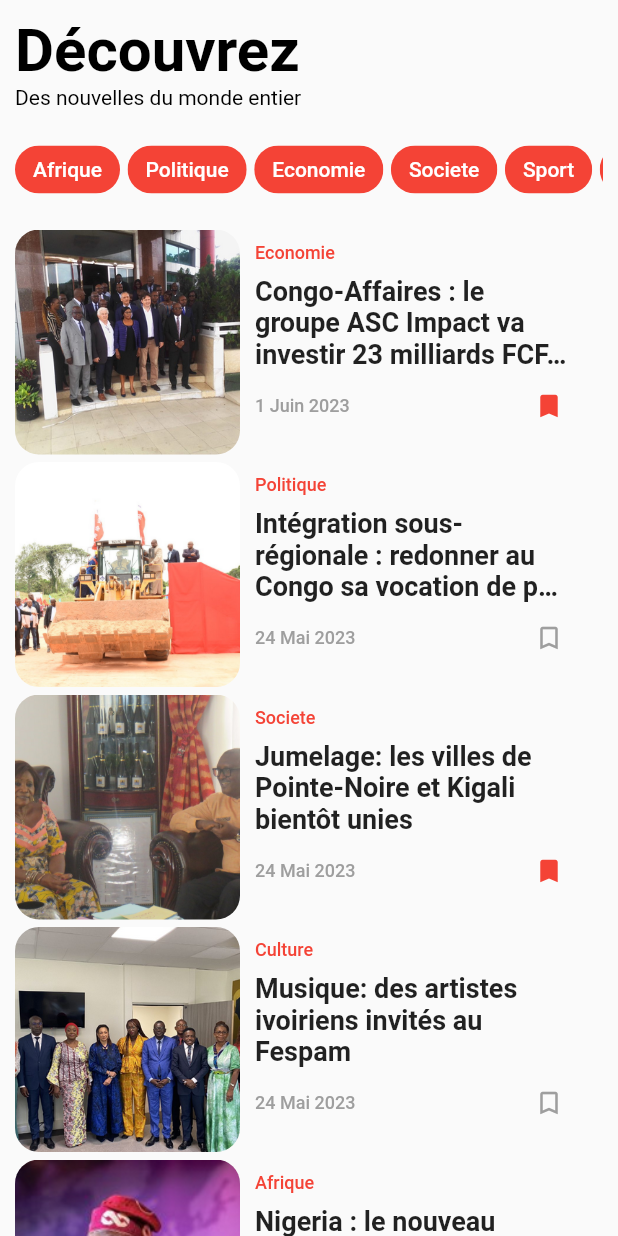
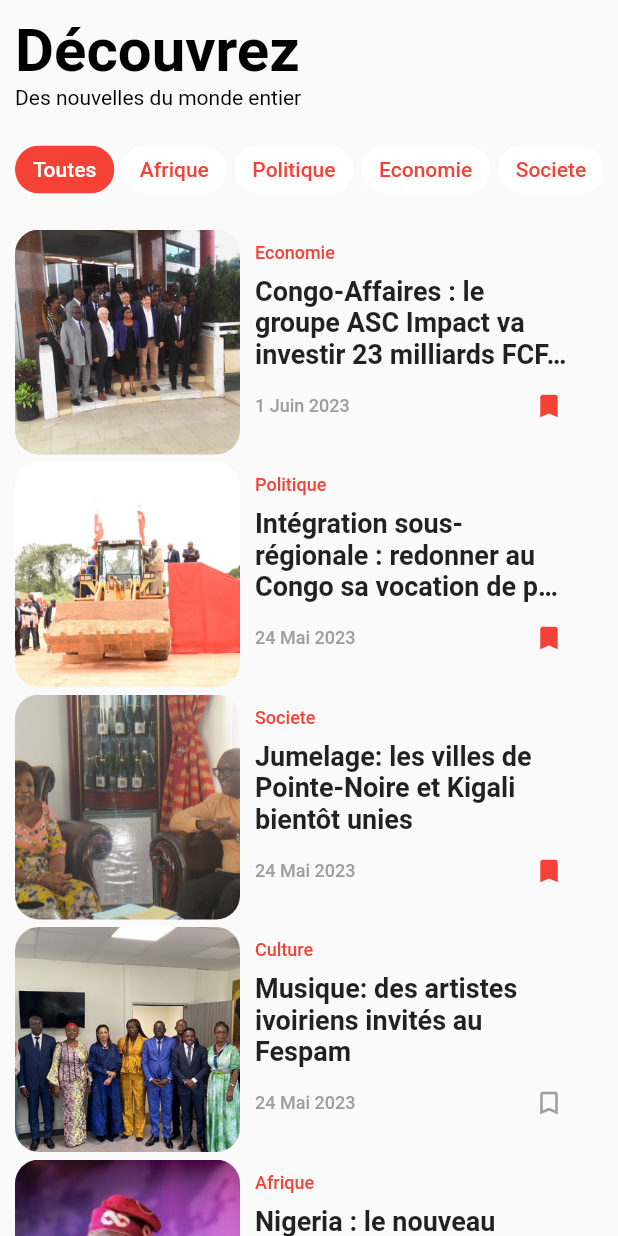
Before and after one commit to DrEPL/le_grand_magazine, a Flutter app: the DiscoverPage widget shown alone on an empty page, opened directly, on a phone screen of 412 x 824 dp. Run offline on Flutter 3.47's test engine with Material 2 defaults, Android fonts, the phone set to English and light mode, and no system bars; our stand-ins replace carousel_slider, smooth_page_indicator; missing offline and left inert: searchbar_animation.

Commit message:
add saved_article_page, breakingNews

```diff
--- a/lib/backend/services/article_services.dart
+++ b/lib/backend/services/article_services.dart
@@ -38,7 +38,7 @@ class ArticleServices {
       category: Category.Politique,
       source: 'Adiac',
       publicationDate: DateTime(2023, 5, 24, 15, 11),
-      isSaved: false,
+      isSaved: true,
     ),
     Article(
       image: 'assets/images/article_3.png',
--- a/lib/frontend/enums/category.dart
+++ b/lib/frontend/enums/category.dart
@@ -1,10 +1,12 @@
-enum Category { Afrique, Politique, Economie, Societe, Sport, Culture, Agenda, Science }
+enum Category { Toutes, Afrique, Politique, Economie, Societe, Sport, Culture, Agenda, Science }
 
 extension CategoryExtension on Category {
   String displayName(){
     String category =  toString().split(".").last;
 
     switch(category)  {
+      case "Toutes":
+        return "Toutes";
       case "Afrique":
         return "Afrique";
       case "Politique":
--- a/lib/frontend/pages/article_detail_page.dart
+++ b/lib/frontend/pages/article_detail_page.dart
@@ -69,7 +69,7 @@ class ArticleDetailPage extends StatelessWidget {
                   child: Column(
                     crossAxisAlignment: CrossAxisAlignment.start,
                     children: [
-                      CategoryChip(label: article.category.displayName(), labelColor: Colors.white, backgroundColor: Colors.red),
+                      CategoryChip(label: article.category.displayName(), labelColor: Colors.white, backgroundColor: Colors.red, onTap: (){},),
                       Column(
                         crossAxisAlignment: CrossAxisAlignment.start,
                         children: [
@@ -174,7 +174,7 @@ class ArticleDetailPage extends StatelessWidget {
               child: Column(
                 crossAxisAlignment: CrossAxisAlignment.start,
                 children: [
-                  CategoryChip(label: article.category.displayName(), labelColor: Colors.white, backgroundColor: Colors.red),
+                  CategoryChip(label: article.category.displayName(), labelColor: Colors.white, backgroundColor: Colors.red, onTap: () {},),
                   Column(
                     crossAxisAlignment: CrossAxisAlignment.start,
                     children: [
--- a/lib/frontend/pages/discover_page.dart
+++ b/lib/frontend/pages/discover_page.dart
@@ -1,13 +1,20 @@
 import 'package:flutter/material.dart';
 import 'package:le_grand_magazine/backend/services/article_services.dart';
 import 'package:le_grand_magazine/frontend/enums/category.dart';
-import 'package:le_grand_magazine/frontend/pages/article_detail_page.dart';
 import 'package:le_grand_magazine/frontend/utils/app_strings.dart';
 import 'package:le_grand_magazine/frontend/widgets/category_chip.dart';
-import 'package:le_grand_magazine/frontend/widgets/recommended_article.dart';
+import '../widgets/SwitchCategory.dart';
 
-class DiscoverPage extends StatelessWidget {
+class DiscoverPage extends StatefulWidget {
   const DiscoverPage({super.key});
+
+  @override
+  State<DiscoverPage> createState() => _DiscoverPageState();
+}
+
+class _DiscoverPageState extends State<DiscoverPage> {
+  int _currentCategoryIndex = 0;
+  dynamic categorySelected = "Toutes";
 
   @override
   Widget build(BuildContext context) {
@@ -26,7 +33,16 @@ class DiscoverPage extends StatelessWidget {
               child: ListView.separated(
                 scrollDirection: Axis.horizontal,
                 itemBuilder: (context, index) {
-                  return CategoryChip(label: categories[index].displayName(), labelColor: Colors.white, backgroundColor: Colors.red);
+                  return CategoryChip(
+                    label: categories[index].displayName(),
+                    labelColor: _currentCategoryIndex == index ? Colors.white : Colors.red,
+                    backgroundColor: _currentCategoryIndex == index ?Colors.red : Colors.white,
+                    onTap: () {
+                      setState(() {
+                        _currentCategoryIndex = index;
+                        categorySelected = categories[index].displayName();
+                      });
+                    });
                 },
                 separatorBuilder: (context, _) {
                   return const SizedBox(width: 5);
@@ -38,16 +54,7 @@ class DiscoverPage extends StatelessWidget {
               primary: false,
               shrinkWrap: true,
               itemBuilder: (context, index) {
-                return RecommendedArticle(
-                  title: articles[index].title,
-                  category: articles[index].category.displayName(),
-                  imageUrl: articles[index].image,
-                  publicationDate: articles[index].publicationDate,
-                  icon: articles[index].isSaved ? Icons.bookmark : Icons.bookmark_outline,
-                  iconColor: articles[index].isSaved ? Colors.red : Colors.grey,
-                  onIconPressed: () {},
-                  onTap: () => Navigator.push(context, MaterialPageRoute(builder: (BuildContext context) => ArticleDetailPage(article: articles[index]))),
-                );
+                return switchCategory(categorySelected, articles, index, context);
               },
               separatorBuilder: (context, _) => const SizedBox(height: 5),
               itemCount: articles.length,
--- a/lib/frontend/utils/app_strings.dart
+++ b/lib/frontend/utils/app_strings.dart
@@ -5,4 +5,6 @@ abstract class AppStrings {
   static const seeMore = "Voir plus";
   static const discover = "Découvrez";
   static const allNews = "Des nouvelles du monde entier";
+  static const saved = "Enregistrés";
+  static const savedDescription = "Parcourez vos articles enregistrés";
 }
--- /dev/null
+++ b/lib/frontend/widgets/SwitchCategory.dart
@@ -0,0 +1,120 @@
+import 'package:flutter/material.dart';
+import 'package:le_grand_magazine/frontend/enums/category.dart';
+import 'package:le_grand_magazine/frontend/pages/article_detail_page.dart';
+import 'package:le_grand_magazine/frontend/widgets/recommended_article.dart';
+import '../../backend/models/article.dart';
+
+  switchCategory(catSelected, List<Article> articles , index, context){
+    switch(catSelected){
+      case "Toutes":
+              return RecommendedArticle(
+                  title: articles[index].title,
+                  category: articles[index].category.displayName(),
+                  imageUrl: articles[index].image,
+                  publicationDate: articles[index].publicationDate,
+                  icon: articles[index].isSaved ? Icons.bookmark : Icons.bookmark_outline,
+                  iconColor: articles[index].isSaved ? Colors.red : Colors.grey,
+                  onIconPressed: () {},
+                  onTap: () => Navigator.push(context, MaterialPageRoute(builder: (BuildContext context) => ArticleDetailPage(article: articles[index]))),
+                );
+      case "Afrique":
+              return articles[index].category.displayName() == "Afrique" ? RecommendedArticle(
+                  title: articles[index].title,
+                  category: articles[index].category.displayName(),
+                  imageUrl: articles[index].image,
+                  publicationDate: articles[index].publicationDate,
+                  icon: articles[index].isSaved ? Icons.bookmark : Icons.bookmark_outline,
+                  iconColor: articles[index].isSaved ? Colors.red : Colors.grey,
+                  onIconPressed: () {},
+                  onTap: () => Navigator.push(context, MaterialPageRoute(builder: (BuildContext context) => ArticleDetailPage(article: articles[index]))),
+                ) :
+                const SizedBox();
+      case "Politique":
+        return articles[index].category.displayName() == "Politique" ? RecommendedArticle(
+                  title: articles[index].title,
+                  category: articles[index].category.displayName(),
+                  imageUrl: articles[index].image,
+                  publicationDate: articles[index].publicationDate,
+                  icon: articles[index].isSaved ? Icons.bookmark : Icons.bookmark_outline,
+                  iconColor: articles[index].isSaved ? Colors.red : Colors.grey,
+                  onIconPressed: () {},
+                  onTap: () => Navigator.push(context, MaterialPageRoute(builder: (BuildContext context) => ArticleDetailPage(article: articles[index]))),
+                ) :
+                const SizedBox();
+      case "Economie":
+              return articles[index].category.displayName() == "Economie" ? RecommendedArticle(
+                  title: articles[index].title,
+                  category: articles[index].category.displayName(),
+                  imageUrl: articles[index].image,
+                  publicationDate: articles[index].publicationDate,
+                  icon: articles[index].isSaved ? Icons.bookmark : Icons.bookmark_outline,
+                  iconColor: articles[index].isSaved ? Colors.red : Colors.grey,
+                  onIconPressed: () {},
+                  onTap: () => Navigator.push(context, MaterialPageRoute(builder: (BuildContext context) => ArticleDetailPage(article: articles[index]))),
+                ) :
+                const SizedBox();
+      case "Societe":
+              return articles[index].category.displayName() == "Societe" ? RecommendedArticle(
+                  title: articles[index].title,
+                  category: articles[index].category.displayName(),
+                  imageUrl: articles[index].image,
+                  publicationDate: articles[index].publicationDate,
+                  icon: articles[index].isSaved ? Icons.bookmark : Icons.bookmark_outline,
+                  iconColor: articles[index].isSaved ? Colors.red : Colors.grey,
+                  onIconPressed: () {},
+                  onTap: () => Navigator.push(context, MaterialPageRoute(builder: (BuildContext context) => ArticleDetailPage(article: articles[index]))),
+                ) :
+                const SizedBox();
+      case "Sport":
+              return articles[index].category.displayName() == "Sport" ? RecommendedArticle(
+                  title: articles[index].title,
+                  category: articles[index].category.displayName(),
+                  imageUrl: articles[index].image,
+                  publicationDate: articles[index].publicationDate,
+                  icon: articles[index].isSaved ? Icons.bookmark : Icons.bookmark_outline,
+                  iconColor: articles[index].isSaved ? Colors.red : Colors.grey,
+                  onIconPressed: () {},
+                  onTap: () => Navigator.push(context, MaterialPageRoute(builder: (BuildContext context) => ArticleDetailPage(article: articles[index]))),
+                ) :
+                const SizedBox();
+      case "Culture":
+              return articles[index].category.displayName() == "Culture" ? RecommendedArticle(
+                  title: articles[index].title,
+                  category: articles[index].category.displayName(),
+                  imageUrl: articles[index].image,
+                  publicationDate: articles[index].publicationDate,
+                  icon: articles[index].isSaved ? Icons.bookmark : Icons.bookmark_outline,
+                  iconColor: articles[index].isSaved ? Colors.red : Colors.grey,
+                  onIconPressed: () {},
+                  onTap: () => Navigator.push(context, MaterialPageRoute(builder: (BuildContext context) => ArticleDetailPage(article: articles[index]))),
+                ) :
+                const SizedBox();
+      case "Agenda":
+              return articles[index].category.displayName() == "Agenda" ? RecommendedArticle(
+                  title: articles[index].title,
+                  category: articles[index].category.displayName(),
+                  imageUrl: articles[index].image,
+                  publicationDate: articles[index].publicationDate,
+                  icon: articles[index].isSaved ? Icons.bookmark : Icons.bookmark_outline,
+                  iconColor: articles[index].isSaved ? Colors.red : Colors.grey,
+                  onIconPressed: () {},
+                  onTap: () => Navigator.push(context, MaterialPageRoute(builder: (BuildContext context) => ArticleDetailPage(article: articles[index]))),
+                ) :
+                const SizedBox();
+      case "Science":
+              return articles[index].category.displayName() == "Science" ? RecommendedArticle(
+                  title: articles[index].title,
+                  category: articles[index].category.displayName(),
+                  imageUrl: articles[index].image,
+                  publicationDate: articles[index].publicationDate,
+                  icon: articles[index].isSaved ? Icons.bookmark : Icons.bookmark_outline,
+                  iconColor: articles[index].isSaved ? Colors.red : Colors.grey,
+                  onIconPressed: () {},
+                  onTap: () => Navigator.push(context, MaterialPageRoute(builder: (BuildContext context) => ArticleDetailPage(article: articles[index]))),
+                ) :
+                const SizedBox();
+      default:
+       const SizedBox();
+
+    }
+  }
--- a/lib/frontend/widgets/category_chip.dart
+++ b/lib/frontend/widgets/category_chip.dart
@@ -2,11 +2,11 @@ import 'package:flutter/material.dart';
 
 class CategoryChip extends StatelessWidget {
   final String label;
-
+  final void Function()? onTap;
   final Color labelColor, backgroundColor;
 
-  const CategoryChip({super.key, required this.label, required this.labelColor, required this.backgroundColor});
+  const CategoryChip({super.key, required this.label, required this.labelColor, required this.backgroundColor, this.onTap});
 
   @override
-  Widget build(BuildContext context) => Chip(label: Text(label), labelStyle: TextStyle(color: labelColor), backgroundColor: backgroundColor);
+  Widget build(BuildContext context) => GestureDetector(onTap: onTap, child: Chip(label: Text(label), labelStyle: TextStyle(color: labelColor), backgroundColor: backgroundColor));
 }
--- a/lib/frontend/widgets/recommended_article.dart
+++ b/lib/frontend/widgets/recommended_article.dart
@@ -34,8 +34,8 @@ class RecommendedArticle extends StatelessWidget {
           ClipRRect(
             borderRadius: BorderRadius.circular(16),
             child: SizedBox(
-              width: 150,
-              height: 150,
+              width: MediaQuery.of(context).size.width < 400 ? 130 : 150,
+              height: MediaQuery.of(context).size.width < 400 ? 130 : 150,
               child: Image.asset(imageUrl, fit: BoxFit.cover),
             ),
           ),
--- a/pubspec.yaml
+++ b/pubspec.yaml
@@ -37,6 +37,7 @@ dependencies:
   cupertino_icons: ^1.0.2
   carousel_slider: ^4.2.1
   smooth_page_indicator: ^1.1.0
+  searchbar_animation: ^0.0.4
 
 dev_dependencies:
   flutter_test:
```
Also changed, not shown: lib/frontend/pages/breakingNews.dart (added, +62 -0 lines), lib/frontend/pages/home_page.dart (+7 -3 lines), lib/frontend/pages/main_page.dart (+41 -3 lines), lib/frontend/pages/saved_article_page.dart (added, +75 -0 lines), lib/frontend/widgets/carousel.dart (+6 -81 lines), lib/frontend/widgets/components/buildCategory.dart (added, +18 -0 lines), lib/frontend/widgets/components/buildImage.dart (added, +24 -0 lines), lib/frontend/widgets/components/buildTimeAndTitle.dart (added, +44 -0 lines), pubspec.lock.
